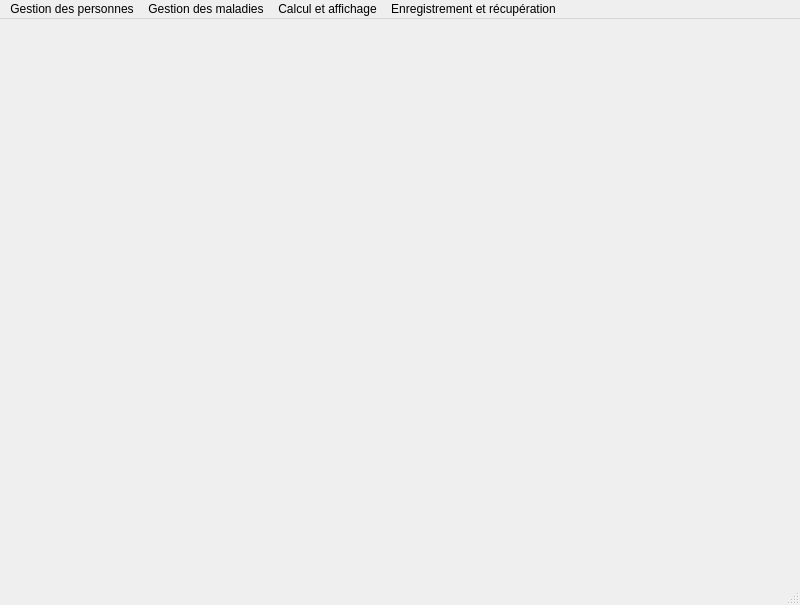
Above: GUI.ui from Mindblownserver/mini-project before the change. Below: the same form after it.
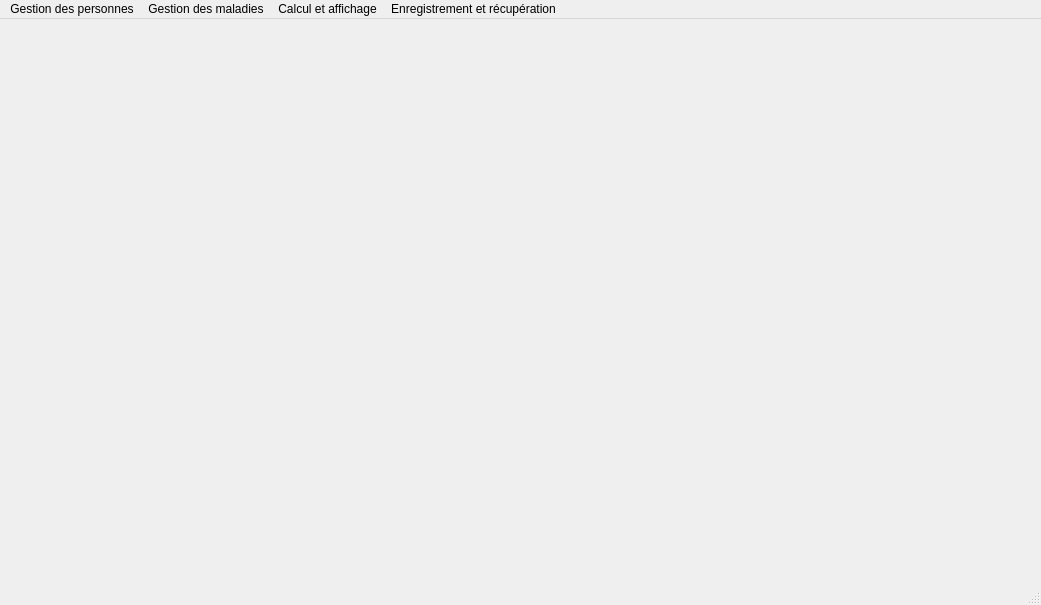
That is the form after the change. Icons and pictures are not drawn.

```diff
--- a/GUI.ui
+++ b/GUI.ui
@@ -6,7 +6,7 @@
    <rect>
     <x>0</x>
     <y>0</y>
-    <width>800</width>
+    <width>1041</width>
     <height>605</height>
    </rect>
   </property>
@@ -19,7 +19,7 @@
     <rect>
      <x>0</x>
      <y>0</y>
-     <width>800</width>
+     <width>1041</width>
      <height>22</height>
     </rect>
    </property>
```
Left out of the diff: 30 changed lines with no effect on the pictures.
